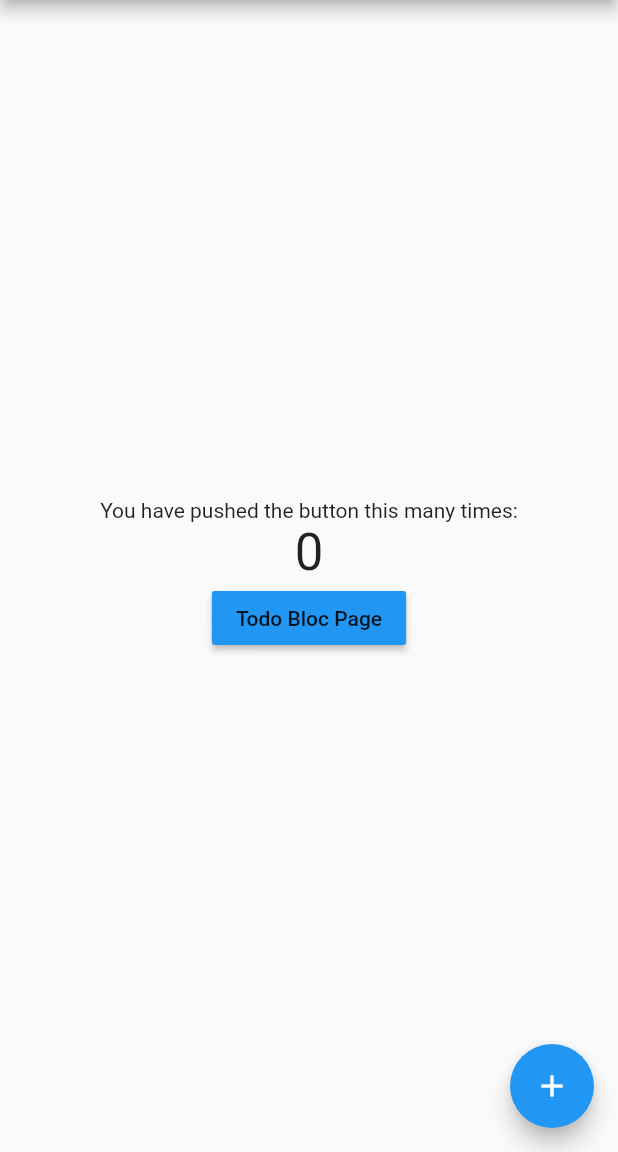
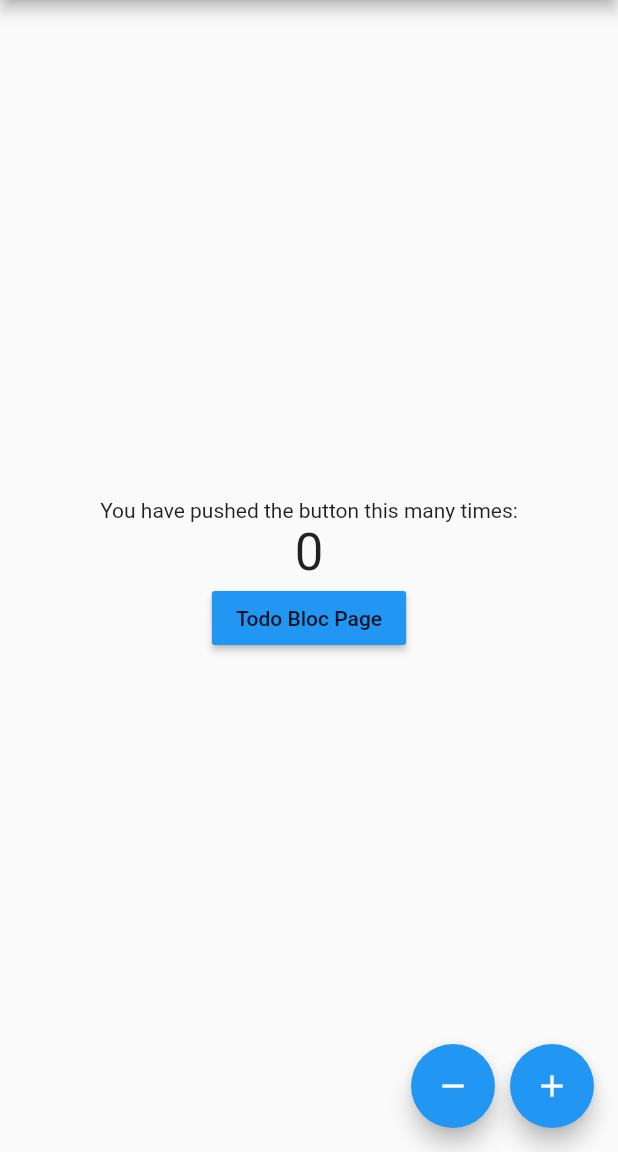
Before and after one commit to thizer/minicurso-example-app, a Flutter app: the screen it shows after launch, on a phone screen of 412 x 824 dp, the part 84-1236 px from its top. Run offline on Flutter 3.47's test engine with Material 2 defaults, Android fonts, the phone set to English and light mode, and no system bars; our stand-ins replace flutter_mobx, mobx; statements that could not run were skipped.

```diff
--- a/lib/main.dart
+++ b/lib/main.dart
@@ -1,7 +1,6 @@
 import 'package:flutter/material.dart';
 import 'package:minicurso/bloc/counter_bloc.dart';
 import 'package:minicurso/mobx/counter_mobx.dart';
-import 'package:minicurso/mobx_codegen/counter_mobx_codegen.dart';
 import 'package:minicurso/pages/todo_bloc_page.dart';
 import 'package:flutter_mobx/flutter_mobx.dart';
 
@@ -132,10 +131,21 @@ class _MyHomePageState extends State<MyHomePage> {
           ],
         ),
       ),
-      floatingActionButton: FloatingActionButton(
-        onPressed: _counterMobx.increment,
-        tooltip: 'Increment',
-        child: Icon(Icons.add),
+      floatingActionButton: Row(
+        mainAxisAlignment: MainAxisAlignment.end,
+        children: <Widget>[
+          FloatingActionButton(
+            onPressed: _counterMobx.decrement,
+            tooltip: 'Decrement',
+            child: Icon(Icons.remove),
+          ),
+          SizedBox(width: 10),
+          FloatingActionButton(
+            onPressed: _counterMobx.increment,
+            tooltip: 'Increment',
+            child: Icon(Icons.add),
+          ),
+        ],
       ), // This trailing comma makes auto-formatting nicer for build methods.
     );
   }
--- a/lib/mobx/counter_mobx.dart
+++ b/lib/mobx/counter_mobx.dart
@@ -3,11 +3,13 @@ import 'package:mobx/mobx.dart';
 class CounterMobx {
   CounterMobx() {
     increment = Action(_increment);
+    decrement = Action(_decrement);
   }
 
   Observable _counter = Observable(0);
 
   Action increment;
+  Action decrement;
 
   int get value => _counter.value;
 
@@ -18,4 +20,8 @@ class CounterMobx {
   _increment() {
     _counter.value++;
   }
+
+  _decrement() {
+    _counter.value--;
+  }
 }
```
Also changed, not shown: 1 other file.
